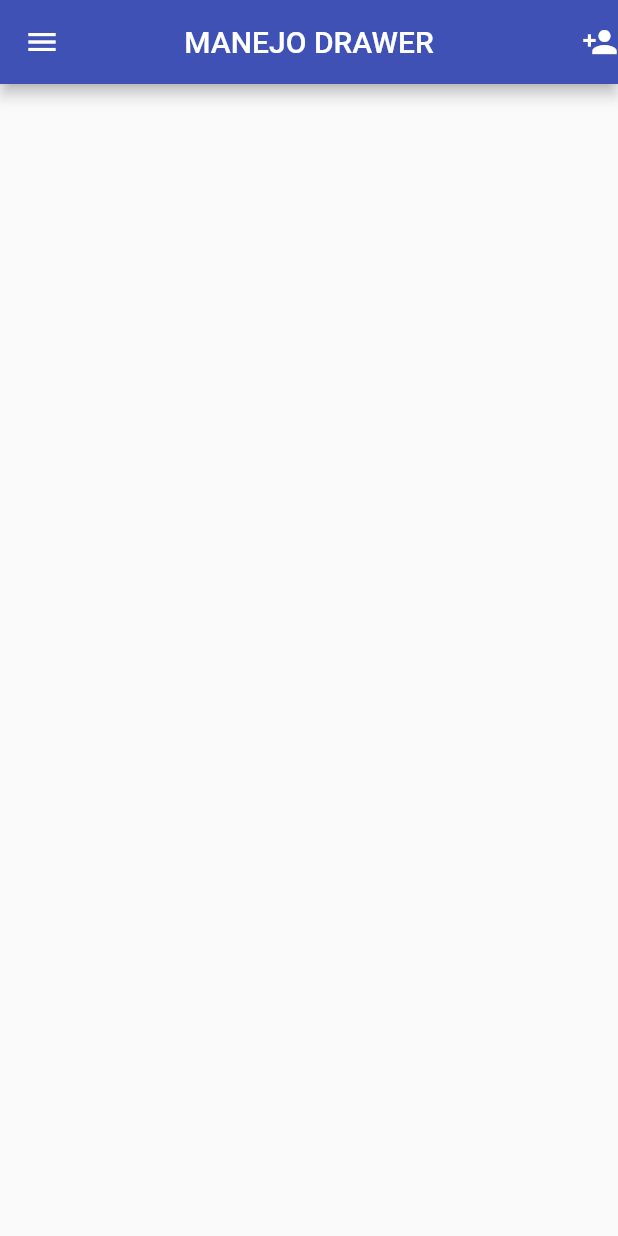
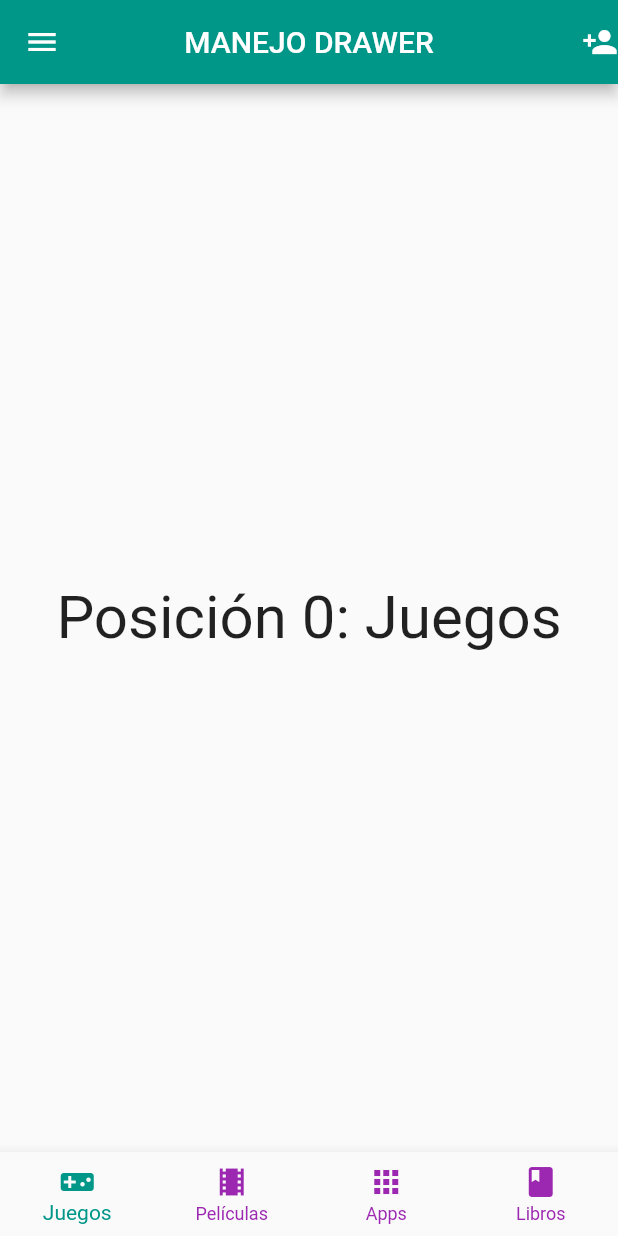
Before and after one commit to wedevs-flutter/Clase_4, a Flutter app: the screen it shows after launch, on a phone screen of 412 x 824 dp. Run offline on Flutter 3.47's test engine with Material 2 defaults, Android fonts, the phone set to English and light mode, and no system bars.

```diff
--- a/lib/drawerm.dart
+++ b/lib/drawerm.dart
@@ -6,51 +6,115 @@ class Drawerm extends StatefulWidget {
 }
 
 class _DrawermState extends State<Drawerm> {
+
   @override
+   //posicion de las pnatallas
+  int _numerop = 0;
+  //creamos las combinaciones de pantalla donde usamos una lista de widgets
+  static const List<Widget> _pantallas = <Widget>[
+    Text(
+      'Posición 0: Juegos',style: TextStyle(fontSize: 40),
+    ),
+    Text(
+      'Posición 1: Películas',style: TextStyle(fontSize: 40),
+    ),
+    Text(
+      'Posición 2: Apps',style: TextStyle(fontSize: 40),
+    ),
+    Text(
+      'Posición 3: Libros',style: TextStyle(fontSize: 40),
+    ),
+
+  ];
+  //funcion para recorrer las pantallas
+  void _recorrido(int index) {
+    setState(() {
+      _numerop = index;
+    });
+  }
+
   Widget build(BuildContext context) {
     return Scaffold(
-      drawer: _pantadra(),
+      //BottomNavigatonBar= para navegar con las pantallas mediantes los botones
+      bottomNavigationBar: _botonave(),
+      // para el cambio de pantalla en el body cambiamos y colocamos la
+      //funcion para acceder a las posiciones
+      body: Center(
+        child: _pantallas.elementAt(_numerop),
+      ),
+      //Drawer=Pantalla de cuentas que se desliza de izq a derecha
+      drawer: _drawern(),
       appBar: AppBar(
         title: Text("MANEJO DRAWER"),
         centerTitle: true,
-        //leading: Icon(Icons.person_add),
         actions: <Widget>[Icon(Icons.person_add)],
       ),
     );
   }
 
-  Widget _pantadra() {
+  Widget _botonave() {
+    return BottomNavigationBar(
+      //maenjamos los tipos de animacion
+      type: BottomNavigationBarType.fixed,
+      //cambiamos el color de los item (icono, texto)
+      unselectedItemColor: Colors.purple,
+      //color de cuando se pone un evento
+      fixedColor: Colors.teal,
+      //asignamos el numero de pantallas
+      currentIndex: _numerop,
+      //manejamos el recorrido
+      onTap: _recorrido,
+      //los botones deben ser mayores o igual a >=2
+      items: const <BottomNavigationBarItem>[
+        BottomNavigationBarItem(icon: Icon(Icons.videogame_asset), title: Text("Juegos")),
+        BottomNavigationBarItem(icon: Icon(Icons.local_movies), title: Text("Películas"),),
+        BottomNavigationBarItem(icon: Icon(Icons.apps), title: Text("Apps")),
+        BottomNavigationBarItem(icon: Icon(Icons.book),title: Text('Libros'),
+        ),
+      ],
+    );
+  }
+
+  Widget _drawern() {
     return Drawer(
       child: ListView(
         padding: EdgeInsets.only(bottom: 12),
         children: <Widget>[
           UserAccountsDrawerHeader(
+            //definimos las cuentas
+            accountEmail: Text("nicolepgc91@gmail.com"),
+            accountName: Text("Nicole Garcia"),
             //Cuenta Principal
             currentAccountPicture: CircleAvatar(
-              child: Text("G",style: TextStyle(fontSize: 40,color: Colors.white),),
+              child: Text("G",
+                style: TextStyle(fontSize: 40, color: Colors.white),
+              ),
               backgroundColor: Colors.green[800],
             ),
             //Cuentas otras
             otherAccountsPictures: <Widget>[
               CircleAvatar(
-                child: Text("P",style: TextStyle(fontWeight: FontWeight.bold,color: Colors.white)),
+                child: Text("P",
+                    style: TextStyle(
+                        fontWeight: FontWeight.bold, color: Colors.white)),
                 backgroundColor: Colors.purple,
               ),
               CircleAvatar(
-                child: Text("N",style: TextStyle(fontWeight: FontWeight.bold,color: Colors.white),),
+                child: Text("N",
+                  style: TextStyle(
+                      fontWeight: FontWeight.bold, color: Colors.white),
+                ),
                 backgroundColor: Colors.green[300],
               )
             ],
-
-            accountEmail: Text("nicolepgc91@gmail.com"),
-            accountName: Text("Nicole Garcia"),
           ),
-          //cuerpo del drawer
+          //cuerpo del drawer nos definimos un widget aparte donde mandamos (icono,nombretarjeta)
           _listacuerpo(Icons.apps, "Mis apps"),
           _listacuerpo(Icons.add_alert, "Notificaciones"),
           _listacuerpo(Icons.loop, "Suscripciones"),
           _listacuerpo(Icons.turned_in_not, "Lista de Deseos"),
-          Divider(color: Colors.black54,),
+          //dibuja una linea horizontal
+          Divider(color: Colors.black54, ),
           _listacuerpo(Icons.person_outline, "Cuenta"),
           _listacuerpo(Icons.credit_card, "Formas de Pago"),
           _listacuerpo(Icons.security, "Play Protectet"),
@@ -67,33 +131,43 @@ class _DrawermState extends State<Drawerm> {
           _listaotro("Ayuda y Comentarios"),
           _listaotro("Guia para Padres"),
           _listaotro("Acerca de Google Play")
-
-
-
         ],
       ),
     );
   }
 
   Widget _listacuerpo(IconData icon, String nombrec) {
+    return InkWell(
+        onTap: () {},
+        child: Container(
+          width: double.infinity,
+          padding: EdgeInsets.only(top: 12, left: 14, bottom: 10),
+          child: Row(
+            children: <Widget>[
+              Icon(
+                icon,
+                size: 25,
+                color: Colors.black54,
+              ),
+              SizedBox(
+                width: 25,
+              ),
+              Expanded(
+                  child: Text(
+                nombrec,
+                style: TextStyle(fontSize: 15, color: Colors.black87),
+              ))
+            ],
+          ),
+        ));
+  }
+
+  Widget _listaotro(String nombrecc) {
     return Container(
-      //color: Colors.redAccent,
-      width: double.infinity,
-      padding: EdgeInsets.only(top: 12,left: 14,bottom: 10),
-          child: Row(
-            mainAxisAlignment: MainAxisAlignment.spaceAround,
-            crossAxisAlignment: CrossAxisAlignment.center,
-        children: <Widget>[
-        Icon(icon,size: 25,color: Colors.black54,),
-        SizedBox(width: 25,),
-        Expanded(child: Text(nombrec,style: TextStyle(fontSize: 15,color: Colors.black87),))],
-      ),
-    );
-  }
-  Widget _listaotro(String nombrecc){
-    return Container(
-      padding: EdgeInsets.only(left: 14, bottom: 14,top: 12),
-      child:Text(nombrecc,style: TextStyle(fontSize: 15,color: Colors.black87),)
-    );
+        padding: EdgeInsets.only(left: 14, bottom: 14, top: 12),
+        child:
+        Text( nombrecc,
+          style: TextStyle(fontSize: 15, color: Colors.black87),
+    ));
   }
 }
--- a/lib/main.dart
+++ b/lib/main.dart
@@ -8,9 +8,10 @@ class MyApp extends StatelessWidget {
   @override
   Widget build(BuildContext context) {
     return MaterialApp(
+      debugShowCheckedModeBanner: false,
       title: 'Flutter Demo',
       theme: ThemeData(
-        primarySwatch: Colors.indigo,
+        primarySwatch: Colors.teal,
       ),
       home:Drawerm()
     );
```
